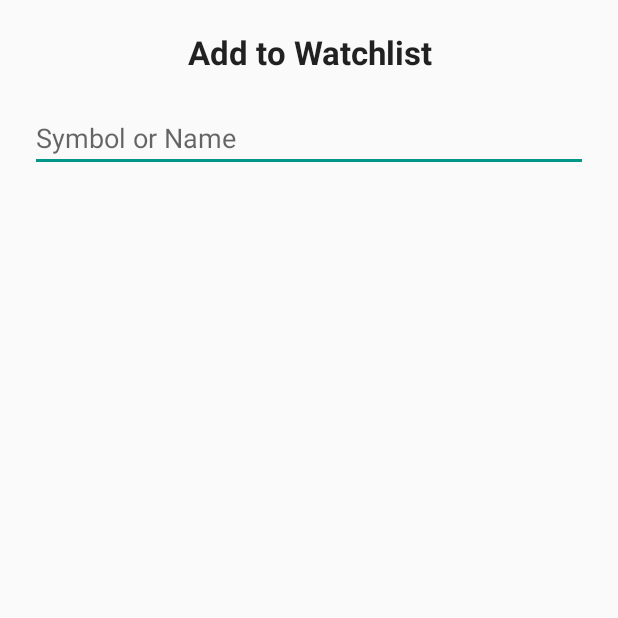
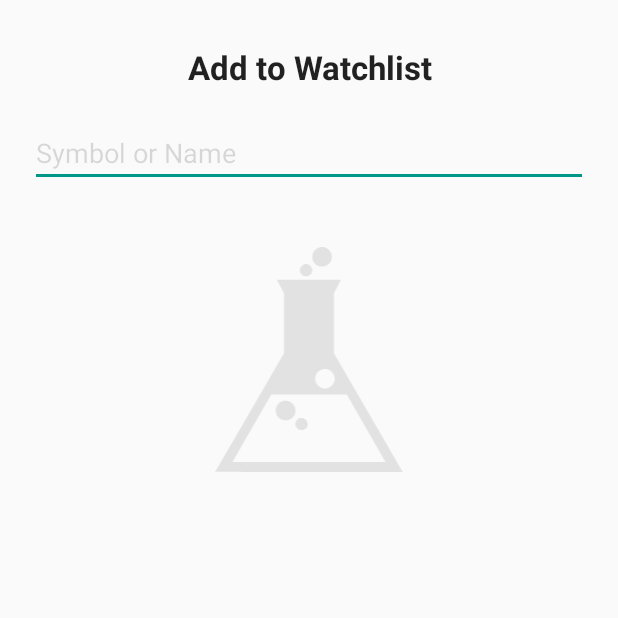
Before and after one commit to tsombrero/optionfusion, an Android app: the SearchFragment screen opened directly, with no data from a screen before it, after a tap on an icon or button, on a phone screen of 412 x 824 dp, the top half of it. Run offline under Robolectric (Android 15) with nearby library versions, the phone set to English and light mode, and no system bars; our stand-ins replace ButterKnife, Dagger/Hilt's generated code; libraries missing offline, so code that uses them is left out: com.squareup.okhttp, net.danlew.android; 9 statements that could not run were skipped.

Commit message:
Art for add watchlist dialog; keyboard control; swipe-delete from watchlist

```diff
--- a/app/src/main/java/com/mosoft/optionfusion/ui/MainActivity.java
+++ b/app/src/main/java/com/mosoft/optionfusion/ui/MainActivity.java
@@ -1,16 +1,15 @@
 package com.mosoft.optionfusion.ui;
 
-import android.support.v4.app.Fragment;
-import android.support.v4.app.SharedElementCallback;
 import android.content.Context;
 import android.graphics.Matrix;
 import android.graphics.RectF;
 import android.os.Bundle;
 import android.os.Parcelable;
+import android.support.v4.app.Fragment;
+import android.support.v4.app.SharedElementCallback;
 import android.support.v7.app.AppCompatActivity;
 import android.transition.TransitionInflater;
 import android.view.Menu;
-import android.view.MenuItem;
 import android.view.View;
 import android.widget.ProgressBar;
 import android.widget.Toast;
@@ -60,18 +59,6 @@ public class MainActivity extends AppCompatActivity implements SearchFragment.Ho
     public boolean onCreateOptionsMenu(Menu menu) {
         getMenuInflater().inflate(R.menu.menu_main, menu);
         return true;
-    }
-
-    @Override
-    public boolean onOptionsItemSelected(MenuItem item) {
-//        int id = item.getItemId();
-
-//        //noinspection SimplifiableIfStatement
-//        if (id == R.id.action_settings) {
-//            return true;
-//        }
-//
-        return super.onOptionsItemSelected(item);
     }
 
     @Override
--- a/app/src/main/java/com/mosoft/optionfusion/ui/SharedViewHolders.java
+++ b/app/src/main/java/com/mosoft/optionfusion/ui/SharedViewHolders.java
@@ -14,12 +14,10 @@ import android.widget.ViewFlipper;
 import com.mosoft.optionfusion.R;
 import com.mosoft.optionfusion.model.Spread;
 import com.mosoft.optionfusion.model.provider.Interfaces;
-import com.mosoft.optionfusion.ui.widgets.AutoFitTextView;
 import com.mosoft.optionfusion.util.Util;
 
 import butterknife.Bind;
 import butterknife.ButterKnife;
-import butterknife.OnClick;
 
 public class SharedViewHolders {
 
@@ -139,6 +137,17 @@ public class SharedViewHolders {
 
         private String getTransitionName() {
             return "stockquote_" + stockQuote.getSymbol();
+        }
+
+        public Interfaces.StockQuote getStockQuote() {
+            return stockQuote;
+        }
+
+        public String getSymbol() {
+            if (stockQuote != null)
+                return stockQuote.getSymbol();
+
+            return null;
         }
     }
 
--- a/app/src/main/java/com/mosoft/optionfusion/ui/search/SearchFragment.java
+++ b/app/src/main/java/com/mosoft/optionfusion/ui/search/SearchFragment.java
@@ -7,13 +7,16 @@ import android.support.annotation.Nullable;
 import android.support.design.widget.FloatingActionButton;
 import android.support.v4.app.DialogFragment;
 import android.support.v4.app.Fragment;
+import android.support.v4.app.FragmentTransaction;
 import android.support.v7.app.AppCompatActivity;
 import android.support.v7.widget.LinearLayoutManager;
 import android.support.v7.widget.RecyclerView;
 import android.support.v7.widget.Toolbar;
+import android.support.v7.widget.helper.ItemTouchHelper;
 import android.view.LayoutInflater;
 import android.view.View;
 import android.view.ViewGroup;
+import android.view.inputmethod.InputMethodManager;
 import android.widget.Toast;
 
 import com.mosoft.optionfusion.R;
@@ -23,6 +26,7 @@ import com.mosoft.optionfusion.model.provider.Interfaces.StockQuote;
 import com.mosoft.optionfusion.module.OptionFusionApplication;
 import com.mosoft.optionfusion.ui.SharedViewHolders;
 import com.mosoft.optionfusion.ui.widgets.SymbolSearchTextView;
+import com.mosoft.optionfusion.util.Util;
 
 import java.util.Arrays;
 import java.util.Collections;
@@ -74,12 +78,33 @@ public class SearchFragment extends Fragment implements SharedViewHolders.StockQ
         recyclerView.setLayoutManager(new LinearLayoutManager(getActivity(), LinearLayoutManager.VERTICAL, false));
         adapter = new StockQuoteAdapter();
         recyclerView.setAdapter(adapter);
-        recyclerView.setOnClickListener(new View.OnClickListener() {
+
+        ItemTouchHelper.SimpleCallback simpleItemTouchCallback = new ItemTouchHelper.SimpleCallback(0, ItemTouchHelper.RIGHT) {
             @Override
-            public void onClick(View v) {
+            public boolean onMove(RecyclerView recyclerView, RecyclerView.ViewHolder viewHolder, RecyclerView.ViewHolder target) {
+                return false;
+            }
 
+            @Override
+            public void onSwiped(RecyclerView.ViewHolder viewHolder, int swipeDir) {
+                if (!(viewHolder instanceof SharedViewHolders.StockQuoteViewHolder))
+                    return;
+
+                String symbol = ((SharedViewHolders.StockQuoteViewHolder)viewHolder).getSymbol();
+
+                if (symbol == null)
+                    return;
+
+                Set<String> symbols = new HashSet<>(getRecentSymbols());
+                symbols.remove(symbol);
+                sharedPreferences.edit().putStringSet(PREFKEY_WATCHLIST, symbols).apply();
+                adapter.removeItem(viewHolder.getAdapterPosition());
             }
-        });
+        };
+
+        ItemTouchHelper itemTouchHelper = new ItemTouchHelper(simpleItemTouchCallback);
+        itemTouchHelper.attachToRecyclerView(recyclerView);
+
 
         return ret;
     }
@@ -121,6 +146,11 @@ public class SearchFragment extends Fragment implements SharedViewHolders.StockQ
             update();
         }
 
+        public void removeItem(int index) {
+            notifyItemRemoved(index);
+            stockQuoteList.remove(index);
+        }
+
         public void update() {
             stockQuoteClient.getStockQuotes(getRecentSymbols(), new ClientInterfaces.Callback<List<StockQuote>>() {
                 @Override
@@ -160,12 +190,14 @@ public class SearchFragment extends Fragment implements SharedViewHolders.StockQ
     }
 
     @OnClick(R.id.fab)
-    public void onAddToWatchlist() {
-        AddToWatchlistFragment dialog = new AddToWatchlistFragment();
+    public void onOpenAddToWatchlistDialog() {
+        Util.showSoftKeyboard(getActivity());
+
+        AddToWatchlistDialog dialog = new AddToWatchlistDialog();
         dialog.setSymbolSearchListener(new SymbolSearchTextView.SymbolSearchListener() {
             @Override
             public void onSymbolSearch(String symbol) {
-                Set<String> symbols = getRecentSymbols();
+                Set<String> symbols = new HashSet<>(getRecentSymbols());
                 if (!symbols.contains(symbol)) {
                     symbols.add(symbol);
                     sharedPreferences.edit().putStringSet(PREFKEY_WATCHLIST, symbols).apply();
@@ -173,10 +205,13 @@ public class SearchFragment extends Fragment implements SharedViewHolders.StockQ
                 adapter.update();
             }
         });
-        dialog.show(getChildFragmentManager(), null);
+        dialog.setCancelable(true);
+        FragmentTransaction ft = getChildFragmentManager().beginTransaction();
+        ft.addToBackStack(null);
+        dialog.show(ft, null);
     }
 
-    public static class AddToWatchlistFragment extends DialogFragment implements SymbolSearchTextView.SymbolSearchListener {
+    public static class AddToWatchlistDialog extends DialogFragment implements SymbolSearchTextView.SymbolSearchListener {
 
         private SymbolSearchTextView.SymbolSearchListener listener;
 
@@ -200,14 +235,18 @@ public class SearchFragment extends Fragment implements SharedViewHolders.StockQ
             ButterKnife.bind(this, v);
 
             symbolSearchTextView.setSymbolSearchListener(this);
-
+            symbolSearchTextView.requestFocus();
             return v;
         }
 
         @Override
         public void onSymbolSearch(String symbol) {
+            InputMethodManager imm = (InputMethodManager) getActivity().getSystemService(Context.INPUT_METHOD_SERVICE);
+            imm.hideSoftInputFromWindow(symbolSearchTextView.getWindowToken(), 0);
             dismiss();
             listener.onSymbolSearch(symbol);
         }
     }
+
+
 }
--- a/app/src/main/java/com/mosoft/optionfusion/ui/widgets/SymbolSearchTextView.java
+++ b/app/src/main/java/com/mosoft/optionfusion/ui/widgets/SymbolSearchTextView.java
@@ -58,10 +58,11 @@ public class SymbolSearchTextView extends AutoCompleteTextView {
     }
 
     private void init() {
-        OptionFusionApplication.from(getContext()).getComponent().inject(this);
+        if (!isInEditMode())
+            OptionFusionApplication.from(getContext()).getComponent().inject(this);
 
         setHint(getContext().getString(R.string.stock_search_hint));
-        setInputType(InputType.TYPE_TEXT_FLAG_CAP_CHARACTERS);
+        setInputType(InputType.TYPE_TEXT_FLAG_NO_SUGGESTIONS);
         suggestionAdapter = new SuggestionCursorAdapter(getContext());
         setAdapter(suggestionAdapter);
         InputFilter filter = new InputFilter() {
@@ -69,7 +70,7 @@ public class SymbolSearchTextView extends AutoCompleteTextView {
                                        Spanned dest, int dstart, int dend) {
                 for (int i = start; i < end; i++) {
                     if (!Character.isLetterOrDigit(source.charAt(i))
-                            && ".-".indexOf(source.charAt(i)) == -1) {
+                            && ".- ".indexOf(source.charAt(i)) == -1) {
                         return "";
                     }
                 }
--- a/app/src/main/java/com/mosoft/optionfusion/util/Util.java
+++ b/app/src/main/java/com/mosoft/optionfusion/util/Util.java
@@ -196,8 +196,13 @@ public class Util {
         if (activity.getCurrentFocus() == null)
             return;
 
+        InputMethodManager imm = (InputMethodManager) activity.getSystemService(Activity.INPUT_METHOD_SERVICE);
+        imm.hideSoftInputFromWindow(activity.getCurrentFocus().getWindowToken(), 0);
+    }
+
+    public static void showSoftKeyboard(Activity activity) {
         InputMethodManager inputMethodManager = (InputMethodManager) activity.getSystemService(Activity.INPUT_METHOD_SERVICE);
-        inputMethodManager.hideSoftInputFromWindow(activity.getCurrentFocus().getWindowToken(), 0);
+        inputMethodManager.toggleSoftInput(InputMethodManager.SHOW_FORCED, InputMethodManager.HIDE_IMPLICIT_ONLY);
     }
 
     public static double[] toArray(Collection<Double> doubles) {
--- /dev/null
+++ b/app/src/main/res/drawable/beaker.xml
@@ -0,0 +1,8 @@
+<vector android:height="120dp" android:viewportHeight="2400.0"
+    android:viewportWidth="1991.0" android:width="100dp" xmlns:android="http://schemas.android.com/apk/res/android">
+    <path android:fillColor="#000000" android:pathData="m1113.1,1.5c-33.2,7.5 -58.7,27.4 -73.2,57c-15.6,32.2 -13.9,69.4 4.7,100.7c5.7,9.5 20.8,25.4 29.9,31.5c13.6,9.1 29,15.1 44.4,17.4c10.9,1.5 30.1,0.6 40.6,-2c29.3,-7.2 54.5,-27.3 68,-54.1c8.7,-17.3 12.2,-33.6 11.2,-52.9c-1.9,-39 -24.1,-72.4 -59.2,-89.2c-15.7,-7.5 -23,-9.1 -43,-9.5c-12.3,-0.3 -18.8,0 -23.4,1.1z"/>
+    <path android:fillColor="#000000" android:pathData="m950,183.6c-11.4,2.4 -22.4,8.6 -31.6,17.8c-8.6,8.6 -11.8,13.6 -16.1,25c-2.4,6.4 -2.7,8.4 -2.8,20.6c0,11.3 0.4,14.7 2.2,20.5c5.2,16.3 17.7,31.2 32.4,38.3c11.2,5.5 18.2,7.2 30.4,7.2c18.7,0 33.9,-6.2 46.5,-18.9c13.7,-13.9 19.7,-29.8 18.8,-50c-0.9,-18 -7.2,-31.7 -20.8,-44.4c-15.4,-14.6 -37.8,-20.7 -59,-16.1z"/>
+    <path android:fillColor="#000000" android:pathData="m656.4,350.7c0.4,0.9 17.1,33.3 37.1,72l36.5,70.3l0,320.6l0,320.6l-364.5,631.5c-200.5,347.2 -364.8,632 -365.2,632.8c-0.4,1.3 123.2,1.5 995.2,1.5c796.2,0 995.6,-0.3 995.2,-1.3c-0.3,-0.6 -164.8,-285.6 -365.6,-633.2l-365.1,-632l0,-319.8l0,-319.9l36.6,-70.6c20.2,-38.9 37.1,-71.5 37.6,-72.5c0.8,-1.6 -15.6,-1.7 -338.8,-1.7c-318.5,0 -339.6,0.1 -339,1.7zM1190.2,1303.8c42,11.2 72,45.2 77.8,88c7.1,51.9 -27.1,101.4 -79,114.5c-6.9,1.7 -11.5,2.1 -24.5,2.1c-14.4,0.1 -17,-0.2 -25.9,-2.7c-19.1,-5.3 -33.7,-13.7 -47.2,-27.1c-15.7,-15.7 -26,-35.4 -29.4,-56.9c-1.8,-10.8 -0.8,-33 1.9,-43c7.5,-28.1 26.2,-51.8 51.4,-65.2c11.1,-5.9 17,-8.1 28,-10.5c12.2,-2.6 35.3,-2.2 46.9,0.8zM1602.1,1933l205.8,359.5l-405.9,0.3c-223.2,0.1 -588.8,0.1 -812.4,0l-406.5,-0.3l85.3,-149c46.9,-82 138.9,-242.8 204.5,-357.5c65.6,-114.7 119.9,-209.5 120.7,-210.8l1.4,-2.2l400.7,0.2l400.7,0.3l205.7,359.5z"/>
+    <path android:fillColor="#000000" android:pathData="m733.5,1640.6c-42.1,6.7 -75.6,35.5 -86.9,74.8c-15.4,53 12.8,108.5 64.6,127.6c12.9,4.7 17.7,5.4 35.3,5.5c19.9,0 28.8,-1.8 44.1,-9c12.7,-5.9 20.5,-11.4 30.4,-21.4c13.1,-13.2 21.4,-27.2 26.4,-44.4c7.3,-25.1 5.1,-50.3 -6.3,-74.2c-13.5,-28.3 -38.1,-48.4 -69.1,-56.5c-8.4,-2.1 -31,-3.5 -38.5,-2.4z"/>
+    <path android:fillColor="#000000" android:pathData="m900.5,1824.6c-11.2,2.8 -20.2,8.1 -29.6,17.4c-7.1,7 -9.4,10 -12.7,17c-9.5,19.9 -9.4,40.3 0.5,59.1c11.4,21.9 33.3,35.2 57.8,35.2c11.1,0 17.7,-1.4 28,-6.3c14.5,-6.9 25.2,-17.6 31.7,-31.9c9,-19.6 7.2,-44.1 -4.6,-62.4c-7.6,-12 -21.1,-22.5 -34.6,-26.9c-8.5,-2.8 -27.7,-3.4 -36.5,-1.2z"/>
+</vector>
--- a/app/src/main/res/layout/dialog_add_symbol.xml
+++ b/app/src/main/res/layout/dialog_add_symbol.xml
@@ -1,24 +1,43 @@
 <?xml version="1.0" encoding="utf-8"?>
 <LinearLayout xmlns:android="http://schemas.android.com/apk/res/android"
-              android:layout_width="match_parent"
-              android:layout_height="match_parent"
-              android:orientation="vertical"
-              android:padding="20dp"
-    >
+    android:layout_width="match_parent"
+    android:layout_height="match_parent"
+    android:orientation="vertical"
+    android:padding="20dp">
 
     <TextView
+        android:id="@+id/label"
+        style="@style/Large"
         android:layout_width="match_parent"
         android:layout_height="wrap_content"
-        style="@style/Large"
-        android:text="Add to Watchlist"
+        android:layout_marginTop="10dp"
+        android:layout_marginBottom="20dp"
         android:gravity="center"
-        android:layout_marginBottom="20dp"
-        />
+        android:layout_alignParentTop="true"
+        android:text="Add to Watchlist" />
 
     <com.mosoft.optionfusion.ui.widgets.SymbolSearchTextView
         android:id="@+id/search"
         android:layout_width="match_parent"
         android:layout_height="wrap_content"
+        android:layout_below="@id/label"
+        android:focusable="true"
+        android:singleLine="true"
+        android:textColorHint="@color/text_hint"
+        android:textColor="@color/primary"
+        android:focusableInTouchMode="true"
+        android:imeOptions="actionNone"
+        android:inputType="textFilter|textNoSuggestions"
+        />
+
+    <ImageView
+        android:layout_width="match_parent"
+        android:layout_height="150dp"
+        android:src="@drawable/beaker"
+        android:tint="@color/foreground_ghost"
+        android:tintMode="src_in"
+        android:scaleType="fitCenter"
+        android:layout_marginTop="40dp"
         />
 
 </LinearLayout>
--- a/app/src/main/res/layout/fragment_search.xml
+++ b/app/src/main/res/layout/fragment_search.xml
@@ -1,25 +1,22 @@
-<android.support.design.widget.CoordinatorLayout
-    xmlns:android="http://schemas.android.com/apk/res/android"
+<android.support.design.widget.CoordinatorLayout xmlns:android="http://schemas.android.com/apk/res/android"
+    xmlns:app="http://schemas.android.com/apk/res-auto"
     xmlns:tools="http://schemas.android.com/tools"
-    xmlns:app="http://schemas.android.com/apk/res-auto"
     android:layout_width="match_parent"
     android:layout_height="match_parent"
     android:background="@color/subhead_medium_background"
     tools:context="com.mosoft.optionfusion.ui.results.ResultsFragment">
 
     <android.support.design.widget.AppBarLayout
+        android:layout_width="match_parent"
         android:layout_height="wrap_content"
-        android:layout_width="match_parent"
-        app:theme="@style/Toolbar"
-        >
+        app:theme="@style/Toolbar">
 
         <android.support.v7.widget.Toolbar
             android:id="@+id/toolbar"
+            android:layout_width="match_parent"
             android:layout_height="?attr/actionBarSize"
-            android:layout_width="match_parent"
             android:popupTheme="@style/Toolbar_Popup"
-            app:layout_scrollFlags="scroll|enterAlways"
-            />
+            app:layout_scrollFlags="scroll|enterAlways" />
 
     </android.support.design.widget.AppBarLayout>
 
@@ -27,21 +24,20 @@
         android:id="@+id/list"
         android:layout_width="match_parent"
         android:layout_height="match_parent"
-        app:layout_behavior="@string/appbar_scrolling_view_behavior"
-        />
+        style="@style/listView"
+        app:layout_behavior="@string/appbar_scrolling_view_behavior" />
 
     <android.support.design.widget.FloatingActionButton
         android:id="@+id/fab"
         android:layout_width="wrap_content"
         android:layout_height="wrap_content"
-        android:src="@drawable/ic_add_24dp"
-        android:elevation="@dimen/fab_elevation"
         android:layout_margin="@dimen/fab_margin"
         android:clickable="true"
+        android:elevation="@dimen/fab_elevation"
+        android:src="@drawable/ic_add_24dp"
+        android:tint="@android:color/white"
         app:borderWidth="0dp"
-        android:tint="@android:color/white"
         app:layout_anchor="@id/list"
-        app:layout_anchorGravity="bottom|right|end"
-        />
+        app:layout_anchorGravity="bottom|right|end" />
 
 </android.support.design.widget.CoordinatorLayout>
--- a/app/src/main/res/values/styles.xml
+++ b/app/src/main/res/values/styles.xml
@@ -105,6 +105,7 @@
     <color name="foreground_dark_grey">#de000000</color>
     <color name="foreground_light_grey">#39000000</color>
     <color name="foreground_lightest_grey">#24000000</color>
+    <color name="foreground_ghost">#18000000</color>
 
     <color name="text_hint_inverse">#4CFFFFFF</color>
     <color name="text_hint">@color/foreground_lightest_grey</color>
@@ -336,4 +337,11 @@
         <item name="android:ellipsize">end</item>
     </style>
 
+    <style name="listView">
+        <item name="android:layout_marginLeft">@dimen/activity_horizontal_margin</item>
+        <item name="android:layout_marginRight">@dimen/activity_horizontal_margin</item>
+        <item name="android:layout_marginTop">@dimen/activity_vertical_margin</item>
+        <item name="android:layout_marginBottom">@dimen/activity_vertical_margin</item>
+    </style>
+
 </resources>
```
Also changed, not shown: 1 other file.
